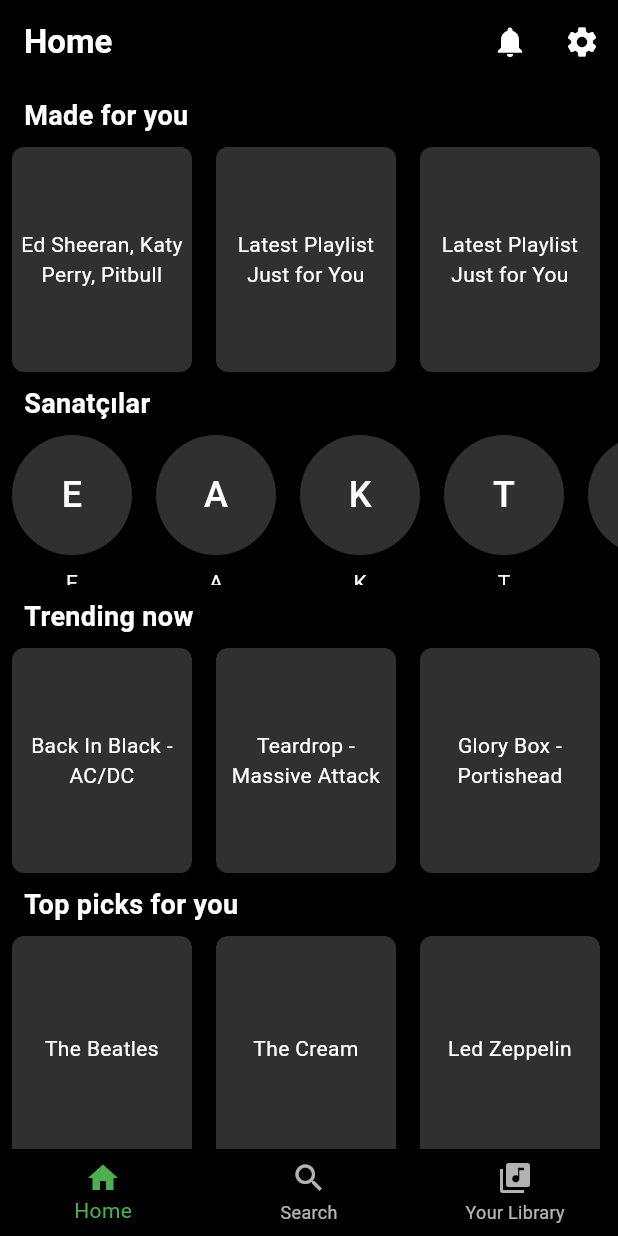
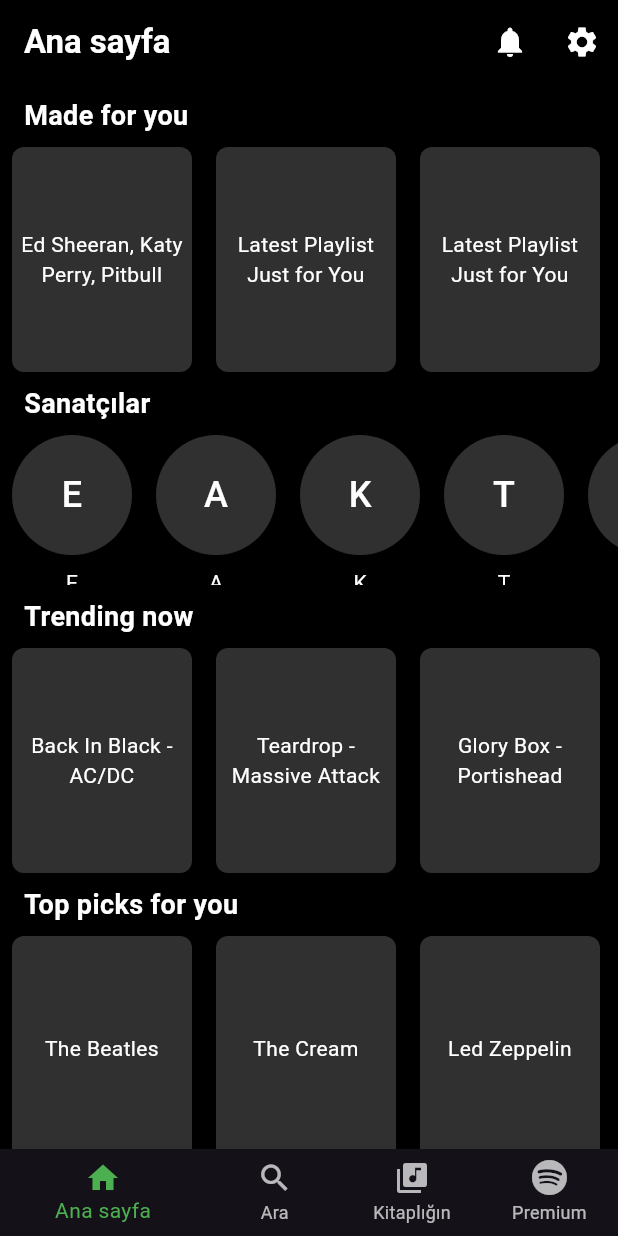
Before and after one commit to zeynepcol/Spotify-Clone-Flutter, a Flutter app: the screen it shows after launch, on a phone screen of 412 x 824 dp. Run offline on Flutter 3.47's test engine with Material 3 defaults, Android fonts, the phone set to English and light mode, and no system bars; our stand-ins replace font_awesome_flutter.

```diff
--- a/lib/main.dart
+++ b/lib/main.dart
@@ -1,5 +1,7 @@
 import 'package:flutter/material.dart';
 import 'pages/home.dart';
+import 'package:font_awesome_flutter/font_awesome_flutter.dart';
+
 
 void main() {
   runApp(SpotifyApp());
--- a/lib/pages/home.dart
+++ b/lib/pages/home.dart
@@ -1,4 +1,6 @@
 import 'package:flutter/material.dart';
+import 'package:font_awesome_flutter/font_awesome_flutter.dart';
+
 
 class HomePage extends StatefulWidget {
   @override
@@ -9,9 +11,9 @@ class _HomePageState extends State<HomePage> {
   int _currentIndex = 0;
 
   final List<String> _titles = [
-    'Home',
-    'Search',
-    'Your Library',
+    'Ana sayfa',
+    'Ara',
+    'Kitaplığın',
     'Premium',
   ];
 
@@ -99,15 +101,19 @@ class _HomePageState extends State<HomePage> {
         items: [
           BottomNavigationBarItem(
             icon: Icon(Icons.home),
-            label: 'Home',
+            label: 'Ana sayfa',
           ),
           BottomNavigationBarItem(
             icon: Icon(Icons.search),
-            label: 'Search',
+            label: 'Ara',
           ),
           BottomNavigationBarItem(
             icon: Icon(Icons.library_music),
-            label: 'Your Library',
+            label: 'Kitaplığın',
+          ),
+          BottomNavigationBarItem(
+            icon: FaIcon(FontAwesomeIcons.spotify),
+            label: 'Premium',
           ),
         ],
       ),
--- a/pubspec.yaml
+++ b/pubspec.yaml
@@ -30,6 +30,9 @@ environment:
 dependencies:
   flutter:
     sdk: flutter
+
+  font_awesome_flutter: ^10.0.0
+  #   FontAwesome Flutter package
 
 
   # The following adds the Cupertino Icons font to your application.
```
Also changed, not shown: 1 other file.
